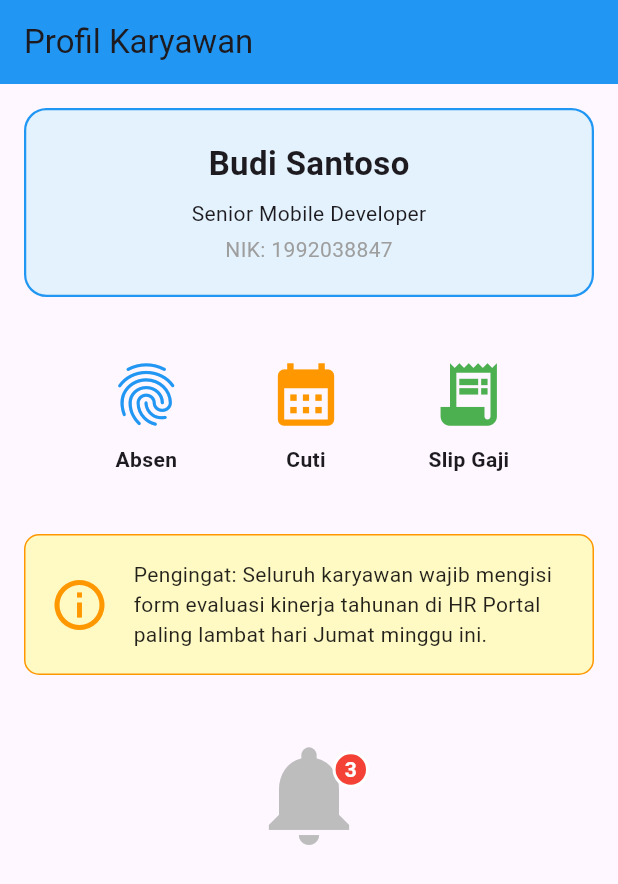
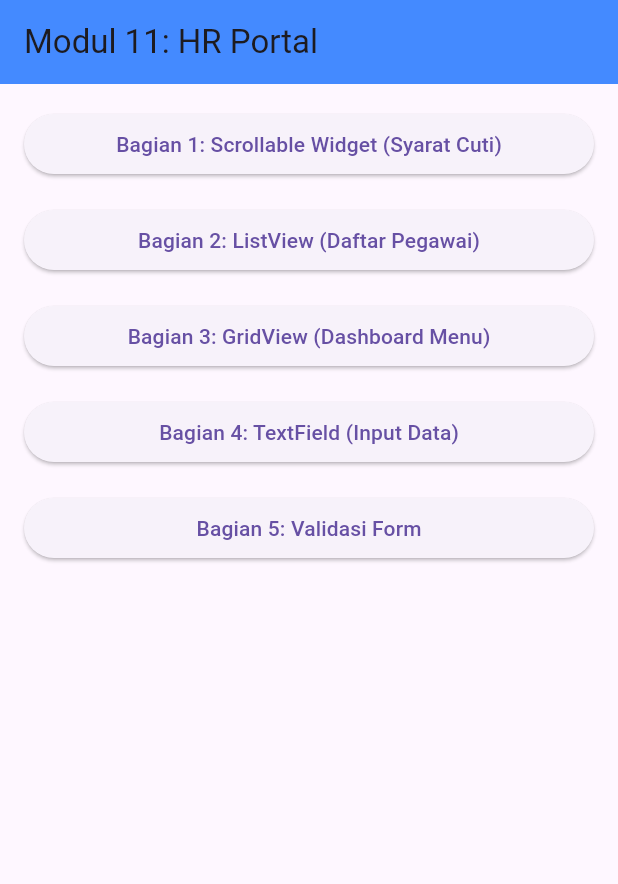
Before and after one commit to alphabeticalbeta/pemrograman-perangkat-bergerak, a Flutter app: the screen it shows after launch, on a phone screen of 412 x 824 dp. Shown: the top 884 px of the screen. Run offline on Flutter 3.47's test engine with Material 3 defaults, Android fonts, the phone set to English and light mode, and no system bars.

Commit message:
Add Modul Pertemuan 11 Komponen UI Lanjutan & Penanganan Form

```diff
--- a/lib/main.dart
+++ b/lib/main.dart
@@ -1,7 +1,17 @@
 import 'package:flutter/material.dart';
+// Import file halaman Bagian 1 (akan kita buat setelah ini)
+import 'syarat_cuti_page.dart';
+// Import file halaman Bagian 2 (akan kita buat setelah ini)
+import 'daftar_pegawai_page.dart';
+// Import file halaman Bagian 3 (akan kita buat setelah ini)
+import 'dashboard_menu_page.dart';
+// Import file halaman Bagian 4 (akan kita buat setelah ini)
+import 'input_data_page.dart';
+// Import file halaman Bagian 5 (akan kita buat setelah ini)
+import 'form_validasi_page.dart';
 
 void main() {
-  runApp(MyApp());
+  runApp(const MyApp());
 }
 
 class MyApp extends StatelessWidget {
@@ -11,156 +21,99 @@ class MyApp extends StatelessWidget {
   Widget build(BuildContext context) {
     return MaterialApp(
       debugShowCheckedModeBanner: false,
-      home: HalamanProfil(),
+      title: 'HR Portal App',
+      theme: ThemeData(primarySwatch: Colors.blue),
+      home: const HalamanMenuUtama(),
     );
   }
 }
 
-class HalamanProfil extends StatelessWidget {
-  const HalamanProfil({super.key});
+class HalamanMenuUtama extends StatelessWidget {
+  const HalamanMenuUtama({super.key});
 
   @override
   Widget build(BuildContext context) {
     return Scaffold(
       appBar: AppBar(
-        title: Text('Profil Karyawan'),
-        backgroundColor: Colors.blue,
+        title: const Text('Modul 11: HR Portal'),
+        backgroundColor: Colors.blueAccent,
       ),
-body: Padding(
+      body: ListView(
         padding: const EdgeInsets.all(16.0),
-        // Kita gunakan Column utama untuk membungkus Kartu Profil dan Menu Aksi
-        child: Column(
-          children: [
-            // --- 1. KARTU PROFIL (KODE SEBELUMNYA) ---
-            Container(
-              width: double.infinity,
-              padding: const EdgeInsets.all(20.0),
-              decoration: BoxDecoration(
-                color: Colors.blue[50],
-                borderRadius: BorderRadius.circular(15.0),
-                border: Border.all(color: Colors.blue, width: 1.5),
-              ),
-              child: Column(
-                children: [
-                  Text('Budi Santoso', style: TextStyle(fontSize: 22, fontWeight: FontWeight.bold)),
-                  SizedBox(height: 8.0),
-                  Text('Senior Mobile Developer'),
-                  SizedBox(height: 4.0),
-                  Text('NIK: 1992038847', style: TextStyle(color: Colors.grey)),
-                ],
-              ),
-            ),
+        children: [
+          // Tombol Navigasi ke Materi Bagian 1
+          ElevatedButton(
+            onPressed: () {
+              // Perintah Navigasi untuk berpindah halaman ke SyaratCutiPage
+              Navigator.push(
+                context,
+                MaterialPageRoute(builder: (context) => const SyaratCutiPage()),
+              );
+            },
+            child: const Text('Bagian 1: Scrollable Widget (Syarat Cuti)'),
+          ),
+          const SizedBox(height: 16), // Spasi pemisah antar tombol
 
-            // --- 2. JARAK PEMISAH ---
-            SizedBox(height: 40.0), // Spasi transparan pemisah antara kartu dan menu
+          // Tombol Navigasi ke Materi Bagian 2
+          ElevatedButton(
+            onPressed: () {
+              Navigator.push(
+                context,
+                MaterialPageRoute(builder: (context) => const DaftarPegawaiPage()),
+              );
+            },
+            child: const Text('Bagian 2: ListView (Daftar Pegawai)'),
+          ),
 
-            // --- 3. MENU AKSI CEPAT (PRAKTIK ROW & COLUMN) ---
-            Row(
-              // mainAxisAlignment pada Row mengatur perataan horizontal
-              // spaceEvenly: membagi sisa ruang kosong secara merata di antara setiap anak
-              mainAxisAlignment: MainAxisAlignment.spaceEvenly,
-              children: [
+          const SizedBox(height: 16), // Spasi pemisah antar tombol
 
-                // Menu 1: Absen (Ikon dan Teks disusun ke bawah dengan Column)
-                Column(
-                  children: [
-                    Icon(Icons.fingerprint, size: 50.0, color: Colors.blue),
-                    SizedBox(height: 8.0),
-                    Text('Absen', style: TextStyle(fontWeight: FontWeight.w600)),
-                  ],
-                ),
+          // Tombol Navigasi ke Materi Bagian 3
+          ElevatedButton(
+            onPressed: () {
+              Navigator.push(
+                context,
+                MaterialPageRoute(builder: (context) => const DashboardMenuPage()),
+              );
+            },
+            child: const Text('Bagian 3: GridView (Dashboard Menu)'),
+          ),
 
-                // Menu 2: Cuti
-                Column(
-                  children: [
-                    Icon(Icons.calendar_month, size: 50.0, color: Colors.orange),
-                    SizedBox(height: 8.0),
-                    Text('Cuti', style: TextStyle(fontWeight: FontWeight.w600)),
-                  ],
-                ),
+          // ... (Tombol Bagian 3 sebelumnya) ...
 
-                // Menu 3: Slip Gaji
-                Column(
-                  children: [
-                    Icon(Icons.receipt_long, size: 50.0, color: Colors.green),
-                    SizedBox(height: 8.0),
-                    Text('Slip Gaji', style: TextStyle(fontWeight: FontWeight.w600)),
-                  ],
-                ),
+          const SizedBox(height: 16), // Spasi pemisah antar tombol
 
-              ],
-            ),
+          // Tombol Navigasi ke Materi Bagian 4
+          ElevatedButton(
+            onPressed: () {
+              Navigator.push(
+                context,
+                MaterialPageRoute(builder: (context) => const InputDataPage()),
+              );
+            },
+            child: const Text('Bagian 4: TextField (Input Data)'),
+          ),
 
-            SizedBox(height: 40.0), // Jarak pemisah sebelum kotak pengumuman
+          // ... (Tombol Bagian 4 sebelumnya) ...
 
-            // --- 4. PENGUMUMAN (PRAKTIK EXPANDED) ---
-            Container(
-              padding: EdgeInsets.all(16.0),
-              decoration: BoxDecoration(
-                color: Colors.yellow[100], // Latar belakang kuning muda
-                borderRadius: BorderRadius.circular(10.0),
-                border: Border.all(color: Colors.orange, width: 1.0),
-              ),
-              child: Row(
-                children: [
-                  // Anak ke-1: Ikon Pengumuman
-                  Icon(Icons.info_outline, color: Colors.orange, size: 40.0),
+          const SizedBox(height: 16), // Spasi pemisah antar tombol
 
-                  SizedBox(width: 16.0), // Spasi horizontal antara ikon dan teks
+          // Tombol Navigasi ke Materi Bagian 5
+          ElevatedButton(
+            onPressed: () {
+              Navigator.push(
+                context,
+                MaterialPageRoute(builder: (context) => const FormValidasiPage()),
+              );
+            },
+            child: const Text('Bagian 5: Validasi Form'),
+          ),
 
-                  // Anak ke-2: Teks Panjang (DIBUNGKUS DENGAN EXPANDED)
-                  // Jika Expanded ini dihapus, layar akan memunculkan error garis kuning-hitam (Overflow)
-                  Expanded(
-                    child: Text(
-                      'Pengingat: Seluruh karyawan wajib mengisi form evaluasi kinerja tahunan di HR Portal paling lambat hari Jumat minggu ini.',
-                      style: TextStyle(fontSize: 14.0, color: Colors.black87),
-                    ),
-                  ),
-                ],
-              ),
-            ),
 
-            SizedBox(height: 40.0), // Jarak pemisah
+          // Ruang untuk tombol-tombol Bagian , 3, dst nantinya...
 
-            // --- 5. IKON NOTIFIKASI (PRAKTIK STACK & POSITIONED) ---
-            Center( // Kita ketengahkan agar mudah dilihat
-              child: Stack(
-                // Anak-anak di dalam Stack akan ditumpuk dari indeks 0 (paling bawah) ke indeks terakhir (paling atas)
-                children: [
 
-                  // LAPISAN DASAR (Bawah): Ikon Lonceng Besar
-                  Icon(
-                    Icons.notifications,
-                    size: 80.0,
-                    color: Colors.grey[400],
-                  ),
-
-                  // LAPISAN ATAS: Badge Merah Notifikasi
-                  // Kita gunakan Positioned untuk menarik badge ini ke pojok kanan atas lonceng
-                  Positioned(
-                    right: 0, // Ditarik mentok ke kanan
-                    top: 5,   // Ditarik 5 piksel dari atas
-                    child: Container(
-                      padding: EdgeInsets.all(6.0),
-                      decoration: BoxDecoration(
-                        color: Colors.red, // Warna badge merah
-                        shape: BoxShape.circle, // Membentuk kotak menjadi lingkaran sempurna
-                        border: Border.all(color: Colors.white, width: 2.0), // Memberi garis tepi putih agar kontras dengan lonceng
-                      ),
-                      child: Text(
-                        '3', // Jumlah notifikasi yang belum dibaca
-                        style: TextStyle(color: Colors.white, fontSize: 14.0, fontWeight: FontWeight.bold),
-                      ),
-                    ),
-                  ),
-
-                ],
-              ),
-            ),
-          ],
-        ),
+        ],
       ),
-
     );
   }
 }
```
Also changed, not shown: lib/daftar_pegawai_page.dart (added, +49 -0 lines), lib/dashboard_menu_page.dart (added, +79 -0 lines), lib/form_validasi_page.dart (added, +96 -0 lines), lib/input_data_page.dart (added, +92 -0 lines), lib/syarat_cuti_page.dart (added, +71 -0 lines), 1 other file.
